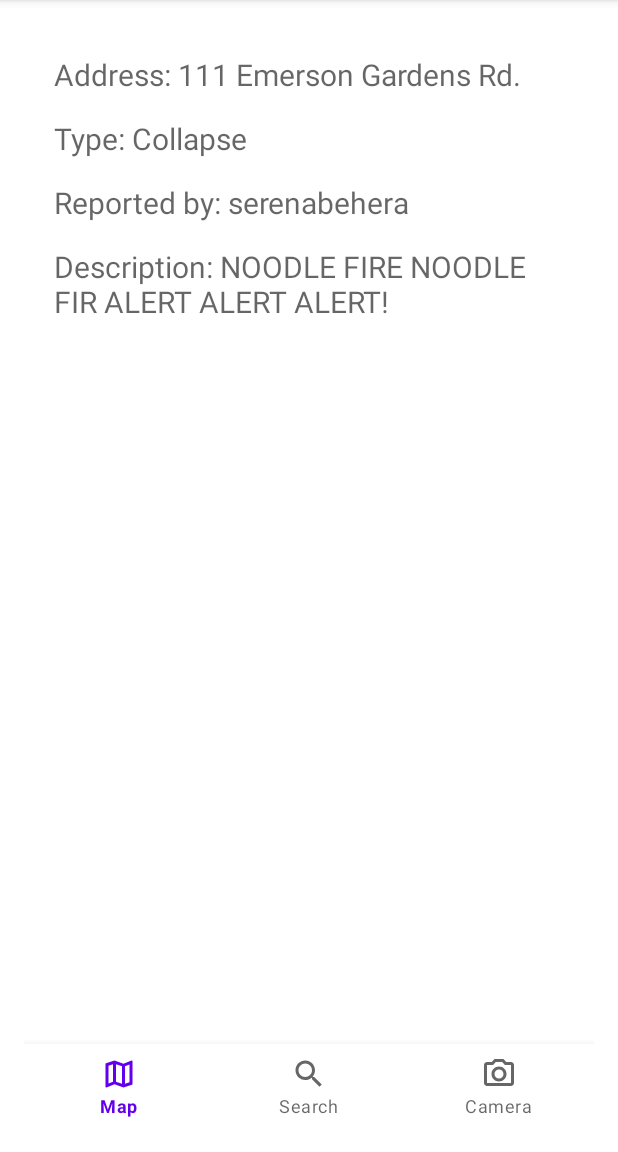
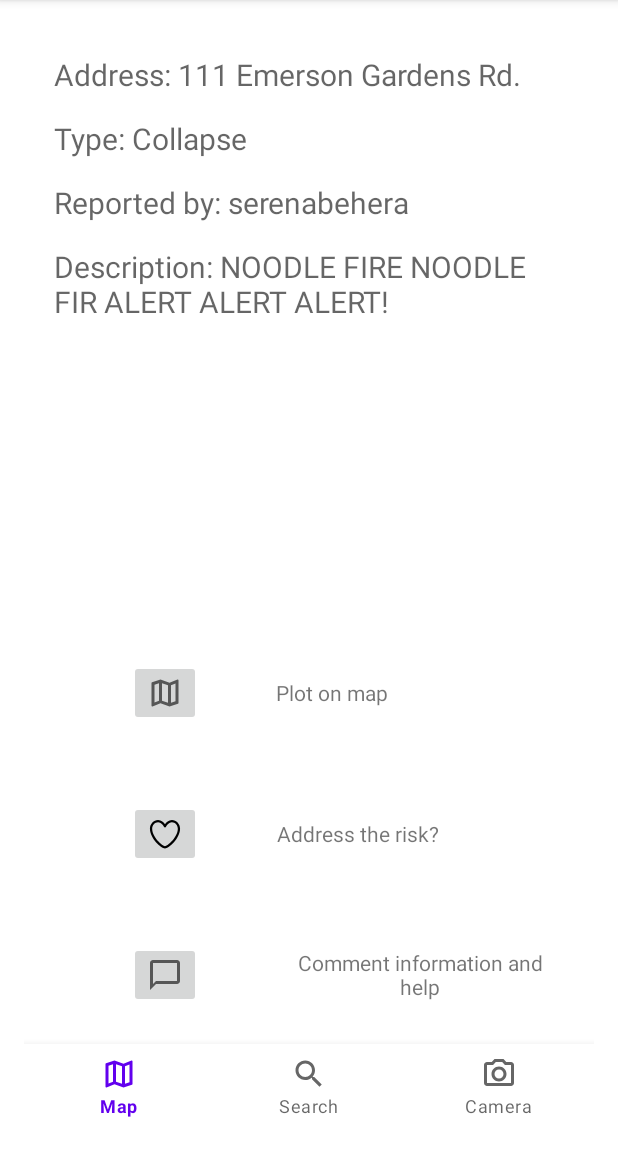
Before and after one commit to rena987/Find4Rescue, an Android app: the fragment SearchDetailFragment placed in its activity, on a phone screen of 412 x 824 dp, the part 84-1236 px from its top. Run offline under Robolectric (Android 15) with nearby library versions, the light colour scheme and no system bars; our stand-ins replace data binding; libraries missing offline, so code that uses them is left out: com.parse; pictures from the network do not load; 7 statements that could not run were skipped.

Commit message:
Add buttons for plotting on map, addressing risk, and commenting information on search detail view

```diff
--- a/app/src/main/res/layout/fragment_search_detail.xml
+++ b/app/src/main/res/layout/fragment_search_detail.xml
@@ -53,8 +53,60 @@
             android:hint="Description: NOODLE FIRE NOODLE FIR ALERT ALERT ALERT!"
             tools:srcCompat="@tools:sample/avatars"/>
 
+        <ImageButton
+            android:id="@+id/btnPlotMap"
+            android:layout_width="wrap_content"
+            android:layout_height="wrap_content"
+            android:src="@drawable/map_unfilled_button"
+            android:layout_below="@id/dtImage"
+            android:layout_margin="50dp"/>
 
+        <TextView
+            android:id="@+id/tvMapLabel"
+            android:layout_width="wrap_content"
+            android:layout_height="wrap_content"
+            android:layout_alignTop="@+id/btnPlotMap"
+            android:layout_alignBottom="@+id/btnPlotMap"
+            android:gravity="center"
+            android:layout_toRightOf="@id/btnPlotMap"
+            android:text="Plot on map" />
 
+        <ImageButton
+            android:id="@+id/btnDealtRisk"
+            android:layout_width="wrap_content"
+            android:layout_height="wrap_content"
+            android:src="@drawable/heart_unfilled_button"
+            android:layout_below="@id/btnPlotMap"
+            android:layout_marginLeft="50dp"/>
+
+        <TextView
+            android:id="@+id/tvDealtLabel"
+            android:layout_width="wrap_content"
+            android:layout_height="wrap_content"
+            android:layout_alignTop="@+id/btnDealtRisk"
+            android:layout_alignBottom="@+id/btnDealtRisk"
+            android:gravity="center"
+            android:layout_toRightOf="@id/btnPlotMap"
+            android:text="Address the risk?" />
+
+        <ImageButton
+            android:id="@+id/btnChat"
+            android:layout_width="wrap_content"
+            android:layout_height="wrap_content"
+            android:src="@drawable/chat_unfilled_button"
+            android:layout_below="@id/btnDealtRisk"
+            android:layout_marginTop="50dp"
+            android:layout_marginLeft="50dp"/>
+
+        <TextView
+            android:id="@+id/tvChatLabel"
+            android:layout_width="wrap_content"
+            android:layout_height="wrap_content"
+            android:layout_alignTop="@+id/btnChat"
+            android:layout_alignBottom="@+id/btnChat"
+            android:gravity="center"
+            android:layout_toRightOf="@id/btnPlotMap"
+            android:text="Comment information and help" />
 
 
     </RelativeLayout>
```
